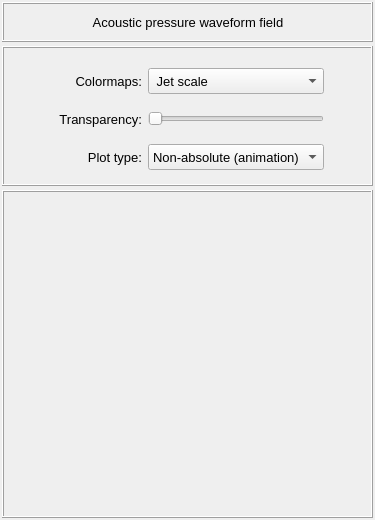
Above: vibra/interface/data/ui_files/plots/acoustic/acoustic_pressure_waveform_field_inputs.ui from MOPT-UFSC/VIBRA before the change. Below: the same form after it.
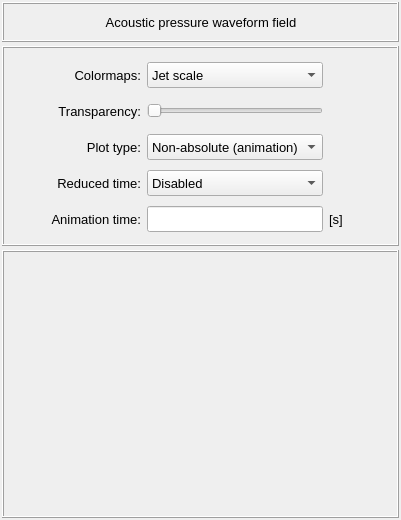
That is the form after the change.

Commit message: Add control to reduce the looping time

What changed in the file:
```diff
--- a/vibra/interface/data/ui_files/plots/acoustic/acoustic_pressure_waveform_field_inputs.ui
+++ b/vibra/interface/data/ui_files/plots/acoustic/acoustic_pressure_waveform_field_inputs.ui
@@ -6,7 +6,7 @@
    <rect>
     <x>0</x>
     <y>0</y>
-    <width>375</width>
+    <width>401</width>
     <height>520</height>
    </rect>
   </property>
@@ -48,7 +48,7 @@
        <rect>
         <x>0</x>
         <y>0</y>
-        <width>371</width>
+        <width>397</width>
         <height>516</height>
        </rect>
       </property>
@@ -160,7 +160,7 @@
          <property name="maximumSize">
           <size>
            <width>16777215</width>
-           <height>140</height>
+           <height>200</height>
           </size>
          </property>
          <property name="sizeIncrement">
@@ -208,7 +208,7 @@
             <property name="maximumSize">
              <size>
               <width>16777215</width>
-              <height>120</height>
+              <height>200</height>
              </size>
             </property>
             <property name="frameShape">
@@ -230,35 +230,8 @@
              <property name="bottomMargin">
               <number>0</number>
              </property>
-             <item row="1" column="1">
-              <widget class="QLabel" name="label_3">
-               <property name="minimumSize">
-                <size>
-                 <width>90</width>
-                 <height>26</height>
-                </size>
-               </property>
-               <property name="maximumSize">
-                <size>
-                 <width>90</width>
-                 <height>26</height>
-                </size>
-               </property>
-               <property name="font">
-                <font>
-                 <pointsize>10</pointsize>
-                </font>
-               </property>
-               <property name="text">
-                <string>Transparency:</string>
-               </property>
-               <property name="alignment">
-                <set>Qt::AlignmentFlag::AlignRight|Qt::AlignmentFlag::AlignTrailing|Qt::AlignmentFlag::AlignVCenter</set>
-               </property>
-              </widget>
-             </item>
-             <item row="0" column="3">
-              <spacer name="horizontalSpacer_12">
+             <item row="0" column="0">
+              <spacer name="horizontalSpacer_13">
                <property name="orientation">
                 <enum>Qt::Orientation::Horizontal</enum>
                </property>
@@ -270,7 +243,7 @@
                </property>
               </spacer>
              </item>
-             <item row="1" column="2">
+             <item row="1" column="3">
               <widget class="QSlider" name="slider_transparency">
                <property name="minimumSize">
                 <size>
@@ -289,17 +262,17 @@
                </property>
               </widget>
              </item>
-             <item row="0" column="1">
-              <widget class="QLabel" name="label_6">
+             <item row="2" column="1">
+              <widget class="QLabel" name="label_color_scalling">
                <property name="minimumSize">
                 <size>
-                 <width>90</width>
+                 <width>110</width>
                  <height>26</height>
                 </size>
                </property>
                <property name="maximumSize">
                 <size>
-                 <width>90</width>
+                 <width>110</width>
                  <height>26</height>
                 </size>
                </property>
@@ -309,14 +282,48 @@
                 </font>
                </property>
                <property name="text">
-                <string>Colormaps:</string>
+                <string>Plot type:</string>
                </property>
                <property name="alignment">
                 <set>Qt::AlignmentFlag::AlignRight|Qt::AlignmentFlag::AlignTrailing|Qt::AlignmentFlag::AlignVCenter</set>
                </property>
               </widget>
              </item>
-             <item row="0" column="2">
+             <item row="4" column="5">
+              <spacer name="horizontalSpacer">
+               <property name="orientation">
+                <enum>Qt::Orientation::Horizontal</enum>
+               </property>
+               <property name="sizeHint" stdset="0">
+                <size>
+                 <width>40</width>
+                 <height>20</height>
+                </size>
+               </property>
+              </spacer>
+             </item>
+             <item row="4" column="3">
+              <widget class="QLineEdit" name="lineEdit_animation_time">
+               <property name="minimumSize">
+                <size>
+                 <width>0</width>
+                 <height>26</height>
+                </size>
+               </property>
+               <property name="maximumSize">
+                <size>
+                 <width>16777215</width>
+                 <height>26</height>
+                </size>
+               </property>
+               <property name="font">
+                <font>
+                 <pointsize>10</pointsize>
+                </font>
+               </property>
+              </widget>
+             </item>
+             <item row="0" column="3">
               <widget class="QFrame" name="frame_7">
                <property name="minimumSize">
                 <size>
@@ -373,27 +380,27 @@
                   </property>
                   <item>
                    <property name="text">
-                    <string> Jet scale</string>
+                    <string>Jet scale</string>
                    </property>
                   </item>
                   <item>
                    <property name="text">
-                    <string> Viridis scale</string>
+                    <string>Viridis scale</string>
                    </property>
                   </item>
                   <item>
                    <property name="text">
-                    <string> Inferno scale</string>
+                    <string>Inferno scale</string>
                    </property>
                   </item>
                   <item>
                    <property name="text">
-                    <string> Magma scale</string>
+                    <string>Magma scale</string>
                    </property>
                   </item>
                   <item>
                    <property name="text">
-                    <string> Plasma scale</string>
+                    <string>Plasma scale</string>
                    </property>
                   </item>
                   <item>
@@ -423,7 +430,7 @@
                   </item>
                   <item>
                    <property name="text">
-                    <string> Grayscale</string>
+                    <string>Grayscale</string>
                    </property>
                   </item>
                  </widget>
@@ -431,20 +438,88 @@
                </layout>
               </widget>
              </item>
-             <item row="0" column="0">
-              <spacer name="horizontalSpacer_13">
-               <property name="orientation">
-                <enum>Qt::Orientation::Horizontal</enum>
+             <item row="4" column="1">
+              <widget class="QLabel" name="label_animation_time">
+               <property name="minimumSize">
+                <size>
+                 <width>110</width>
+                 <height>26</height>
+                </size>
                </property>
-               <property name="sizeHint" stdset="0">
+               <property name="maximumSize">
                 <size>
-                 <width>40</width>
-                 <height>20</height>
+                 <width>110</width>
+                 <height>26</height>
                 </size>
                </property>
-              </spacer>
+               <property name="font">
+                <font>
+                 <pointsize>10</pointsize>
+                </font>
+               </property>
+               <property name="text">
+                <string>Animation time:</string>
+               </property>
+               <property name="alignment">
+                <set>Qt::AlignmentFlag::AlignRight|Qt::AlignmentFlag::AlignTrailing|Qt::AlignmentFlag::AlignVCenter</set>
+               </property>
+              </widget>
              </item>
-             <item row="2" column="2">
+             <item row="1" column="1">
+              <widget class="QLabel" name="label_3">
+               <property name="minimumSize">
+                <size>
+                 <width>110</width>
+                 <height>26</height>
+                </size>
+               </property>
+               <property name="maximumSize">
+                <size>
+                 <width>110</width>
+                 <height>26</height>
+                </size>
+               </property>
+               <property name="font">
+                <font>
+                 <pointsize>10</pointsize>
+                </font>
+               </property>
+               <property name="text">
+                <string>Transparency:</string>
+               </property>
+               <property name="alignment">
+                <set>Qt::AlignmentFlag::AlignRight|Qt::AlignmentFlag::AlignTrailing|Qt::AlignmentFlag::AlignVCenter</set>
+               </property>
+              </widget>
+             </item>
+             <item row="0" column="1">
+              <widget class="QLabel" name="label_6">
+               <property name="minimumSize">
+                <size>
+                 <width>110</width>
+                 <height>26</height>
+                </size>
+               </property>
+               <property name="maximumSize">
+                <size>
+                 <width>110</width>
+                 <height>26</height>
+                </size>
+               </property>
+               <property name="font">
+                <font>
+                 <pointsize>10</pointsize>
+                </font>
+               </property>
+               <property name="text">
+                <string>Colormaps:</string>
+               </property>
+               <property name="alignment">
+                <set>Qt::AlignmentFlag::AlignRight|Qt::AlignmentFlag::AlignTrailing|Qt::AlignmentFlag::AlignVCenter</set>
+               </property>
+              </widget>
+             </item>
+             <item row="2" column="3">
               <widget class="QComboBox" name="comboBox_plot_type">
                <property name="minimumSize">
                 <size>
@@ -475,17 +550,17 @@
                </item>
               </widget>
              </item>
-             <item row="2" column="1">
-              <widget class="QLabel" name="label_color_scalling">
+             <item row="3" column="1">
+              <widget class="QLabel" name="label_reduced_time">
                <property name="minimumSize">
                 <size>
-                 <width>90</width>
+                 <width>110</width>
                  <height>26</height>
                 </size>
                </property>
                <property name="maximumSize">
                 <size>
-                 <width>90</width>
+                 <width>110</width>
                  <height>26</height>
                 </size>
                </property>
@@ -495,13 +570,86 @@
                 </font>
                </property>
                <property name="text">
-                <string>Plot type:</string>
+                <string>Reduced time:</string>
                </property>
                <property name="alignment">
                 <set>Qt::AlignmentFlag::AlignRight|Qt::AlignmentFlag::AlignTrailing|Qt::AlignmentFlag::AlignVCenter</set>
                </property>
               </widget>
              </item>
+             <item row="4" column="0">
+              <spacer name="horizontalSpacer_14">
+               <property name="orientation">
+                <enum>Qt::Orientation::Horizontal</enum>
+               </property>
+               <property name="sizeHint" stdset="0">
+                <size>
+                 <width>40</width>
+                 <height>20</height>
+                </size>
+               </property>
+              </spacer>
+             </item>
+             <item row="3" column="3">
+              <widget class="QComboBox" name="comboBox_reduced_time">
+               <property name="minimumSize">
+                <size>
+                 <width>176</width>
+                 <height>26</height>
+                </size>
+               </property>
+               <property name="maximumSize">
+                <size>
+                 <width>200</width>
+                 <height>26</height>
+                </size>
+               </property>
+               <property name="font">
+                <font>
+                 <pointsize>10</pointsize>
+                </font>
+               </property>
+               <item>
+                <property name="text">
+                 <string>Disabled</string>
+                </property>
+               </item>
+               <item>
+                <property name="text">
+                 <string>User-defined</string>
+                </property>
+               </item>
+               <item>
+                <property name="text">
+                 <string>Rotational speed</string>
+                </property>
+               </item>
+              </widget>
+             </item>
+             <item row="4" column="4">
+              <widget class="QLabel" name="label_animation_time_unit">
+               <property name="minimumSize">
+                <size>
+                 <width>40</width>
+                 <height>0</height>
+                </size>
+               </property>
+               <property name="maximumSize">
+                <size>
+                 <width>40</width>
+                 <height>16777215</height>
+                </size>
+               </property>
+               <property name="font">
+                <font>
+                 <pointsize>10</pointsize>
+                </font>
+               </property>
+               <property name="text">
+                <string>[s]</string>
+               </property>
+              </widget>
+             </item>
             </layout>
            </widget>
           </item>
```
The commit also changes 7 other files.
